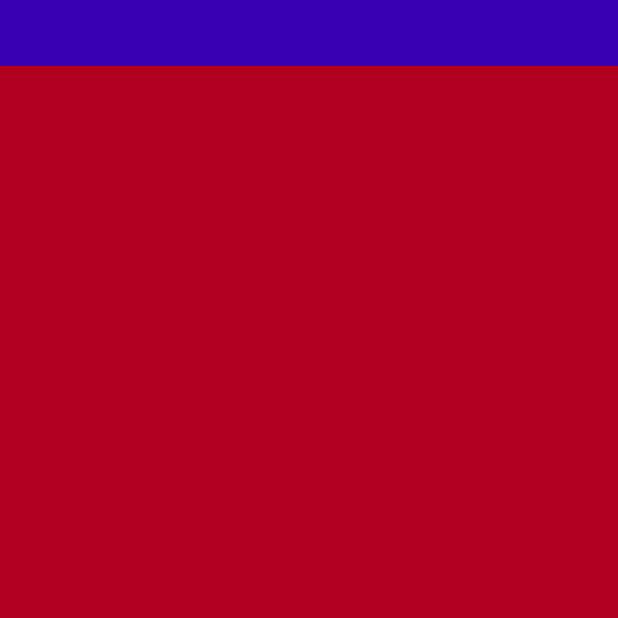
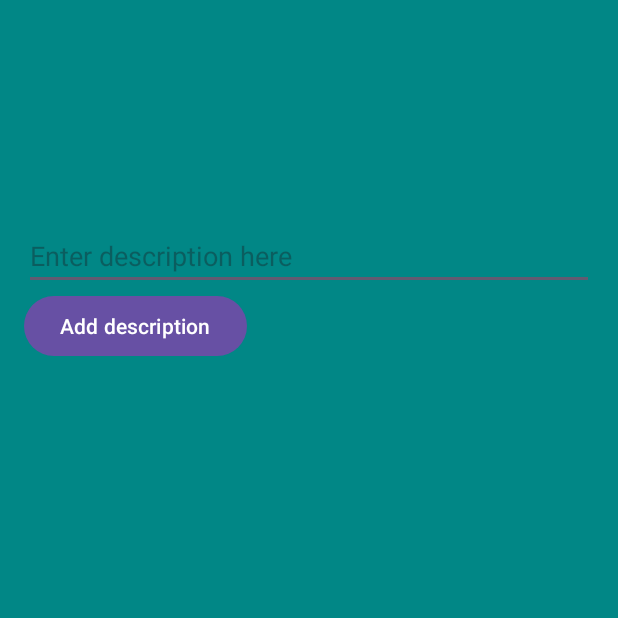
Before and after one commit to Esquaretech/SMSReader, an Android app: the add_description_activity screen opened directly, with no data from a screen before it, on a phone screen of 412 x 824 dp, the top half of it. Run offline under Robolectric (Android 15) with nearby library versions, the phone set to English and light mode, and no system bars.

Commit message:
- Implemented logic to added description for selected transaction and saved it on json file. - Added logic to remove the description added transaction in the listview

```diff
--- a/app/src/main/java/com/example/smsreader/add_description_activity.java
+++ b/app/src/main/java/com/example/smsreader/add_description_activity.java
@@ -4,24 +4,91 @@ import androidx.appcompat.app.AppCompatActivity;
 
 import android.content.Intent;
 import android.os.Bundle;
+import android.util.Log;
+import android.view.View;
+import android.widget.Button;
+import android.widget.EditText;
 import android.widget.TextView;
+import android.widget.Toast;
+
+import org.json.JSONException;
+import org.json.JSONObject;
+
+import java.io.FileNotFoundException;
+import java.io.FileOutputStream;
+import java.io.IOException;
 
 public class add_description_activity extends AppCompatActivity {
-
+public String jsonData;
     protected void onCreate(Bundle savedInstanceState) {
         super.onCreate(savedInstanceState);
         setContentView(R.layout.activity_add_description);
 
         // Get the selected user's details from Intent
         Intent intent = getIntent();
+        String address = intent.getStringExtra("ADDRESS");
         String name = intent.getStringExtra("NAME");
-        String email = intent.getStringExtra("EMAIL");
+        String amount = intent.getStringExtra("AMOUNT");
+        String date = intent.getStringExtra("DATE");
+        String time = intent.getStringExtra("TIME");
+        String category = intent.getStringExtra("CATEGORY");
+        String id = intent.getStringExtra("ID");
 
         // Display the details in your activity
-        TextView textViewName = findViewById(R.id.textName);
-        TextView textViewEmail = findViewById(R.id.textAddress);
+        TextView textViewAddress = findViewById(R.id.text_Address);
+        TextView textViewName = findViewById(R.id.text_Name);
+        TextView textViewAmount = findViewById(R.id.text_Amount);
+        TextView textViewDate = findViewById(R.id.text_Date);
+        TextView textViewTime = findViewById(R.id.text_Time);
+        TextView textViewCategory = findViewById(R.id.text_Category);
 
+        textViewAddress.setText(address);
         textViewName.setText(name);
-        textViewEmail.setText(email);
+        textViewAmount.setText(amount);
+        textViewDate.setText(date);
+        textViewTime.setText(time);
+        textViewCategory.setText(category);
+
+        EditText editTextDescription = findViewById(R.id.editText_Description);
+        Button buttonAction = findViewById(R.id.button_Save);
+        buttonAction.setOnClickListener(new View.OnClickListener() {
+            public void onClick(View v) {
+                String Description = editTextDescription.getText().toString();
+
+                String FILE_NAME = date;
+                try {
+                    JSONObject jsonObject = new JSONObject();
+
+                    jsonObject.put("Date", address);
+                    jsonObject.put("Receiver", name);
+                    jsonObject.put("Amount", amount);
+                    jsonObject.put("Date", date);
+                    jsonObject.put("Time", time);
+                    jsonObject.put("Description", Description);
+
+                    jsonData = jsonObject.toString();
+
+                    String filePath = "/storage/emulated/0/Download/" + FILE_NAME + ".json";
+
+                    FileOutputStream fos = new FileOutputStream(filePath, true);
+                    fos.write(jsonData.getBytes());
+                    fos.close();
+
+
+                    Toast.makeText(getApplicationContext(), "Data saved to Downloads directory", Toast.LENGTH_LONG).show();
+
+                    Intent intent = new Intent(v.getContext(), MainActivity.class);
+                    intent.putExtra("ID", id);
+                    v.getContext().startActivity(intent);
+
+
+            }
+                catch (Exception e) {
+                    throw new RuntimeException(e.getMessage().toString());
+                }
+
+                Log.d("Button", "position:"+ Description);
+            }
+        });
     }
 }
--- a/app/src/main/res/layout/activity_add_description.xml
+++ b/app/src/main/res/layout/activity_add_description.xml
@@ -4,7 +4,7 @@
     xmlns:tools="http://schemas.android.com/tools"
     android:layout_width="match_parent"
     android:layout_height="match_parent"
-    android:background="@color/design_default_color_error"
+    android:background="@color/design_default_color_secondary_variant"
     tools:context=".MainActivity">
 
     <ScrollView
@@ -16,21 +16,58 @@
         <LinearLayout
             android:layout_width="match_parent"
             android:layout_height="match_parent"
-            android:background="@color/design_default_color_primary_dark"
-            android:orientation="vertical">
+            android:background="@color/design_default_color_secondary_variant"
+            android:orientation="vertical"
+            android:padding="16dp">
 
             <TextView
-                android:id="@+id/textAddress"
+                android:id="@+id/text_Address"
                 android:layout_width="wrap_content"
                 android:layout_height="wrap_content"
-                android:background="#F44336"
                 android:textAppearance="?android:attr/textAppearanceMedium" />
 
             <TextView
-                android:id="@+id/textName"
+                android:id="@+id/text_Name"
                 android:layout_width="wrap_content"
                 android:layout_height="wrap_content"
                 android:textAppearance="?android:attr/textAppearanceSmall" />
+
+            <TextView
+                android:id="@+id/text_Amount"
+                android:layout_width="wrap_content"
+                android:layout_height="wrap_content"
+                android:textAppearance="?android:attr/textAppearanceMedium" />
+
+            <TextView
+                android:id="@+id/text_Date"
+                android:layout_width="wrap_content"
+                android:layout_height="wrap_content"
+                android:textAppearance="?android:attr/textAppearanceSmall" />
+
+            <TextView
+                android:id="@+id/text_Time"
+                android:layout_width="wrap_content"
+                android:layout_height="wrap_content"
+                android:textAppearance="?android:attr/textAppearanceMedium" />
+
+            <TextView
+                android:id="@+id/text_Category"
+                android:layout_width="wrap_content"
+                android:layout_height="wrap_content"
+                android:textAppearance="?android:attr/textAppearanceSmall" />
+
+            <EditText
+                android:id="@+id/editText_Description"
+                android:layout_width="match_parent"
+                android:layout_height="wrap_content"
+                android:hint="Enter description here"
+                android:inputType="text" />
+
+            <Button
+                android:id="@+id/button_Save"
+                android:layout_width="wrap_content"
+                android:layout_height="wrap_content"
+                android:text="Add description" />
         </LinearLayout>
     </ScrollView>
 </androidx.constraintlayout.widget.ConstraintLayout>
--- a/app/src/main/res/layout/activity_main.xml
+++ b/app/src/main/res/layout/activity_main.xml
@@ -21,6 +21,7 @@
                 android:id="@+id/recyclerView"
                 android:layout_width="match_parent"
                 android:layout_height="match_parent" />
+
         </LinearLayout>
     </ScrollView>
 
--- a/app/src/main/res/layout/sms_item.xml
+++ b/app/src/main/res/layout/sms_item.xml
@@ -2,9 +2,9 @@
 <LinearLayout xmlns:android="http://schemas.android.com/apk/res/android"
     android:layout_width="match_parent"
     android:layout_height="wrap_content"
+    android:background="@color/design_default_color_secondary_variant"
     android:orientation="vertical"
-    android:padding="16dp"
-    android:background="@color/design_default_color_secondary">
+    android:padding="16dp">
 
     <TextView
         android:id="@+id/text_view_address"
@@ -46,6 +46,6 @@
         android:id="@+id/buttonAction"
         android:layout_width="wrap_content"
         android:layout_height="wrap_content"
-        android:text="Action" />
+        android:text="Add description" />
 
 </LinearLayout>
```
Also changed, not shown: app/src/main/java/com/example/smsreader/MainActivity.java (+38 -0 lines), app/src/main/java/com/example/smsreader/SMS.java (+9 -0 lines), app/src/main/java/com/example/smsreader/SMSListAdapter.java (+24 -6 lines).
